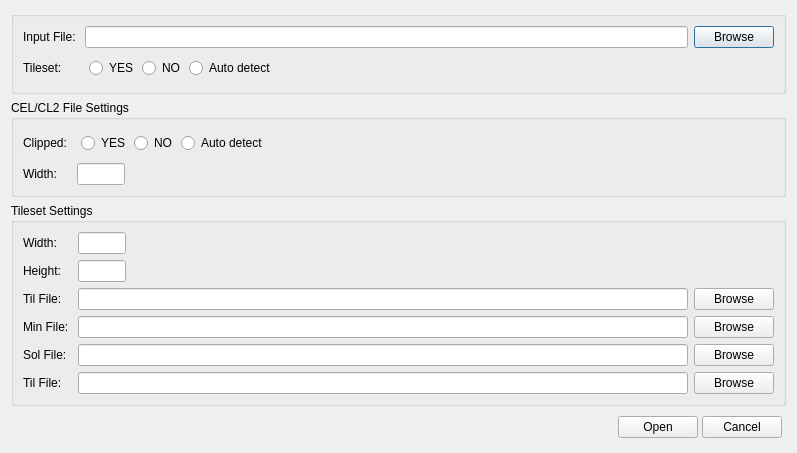
First picture: the form in source/openasdialog.ui, repository diasurgical/d1-graphics-tool, before the edit.
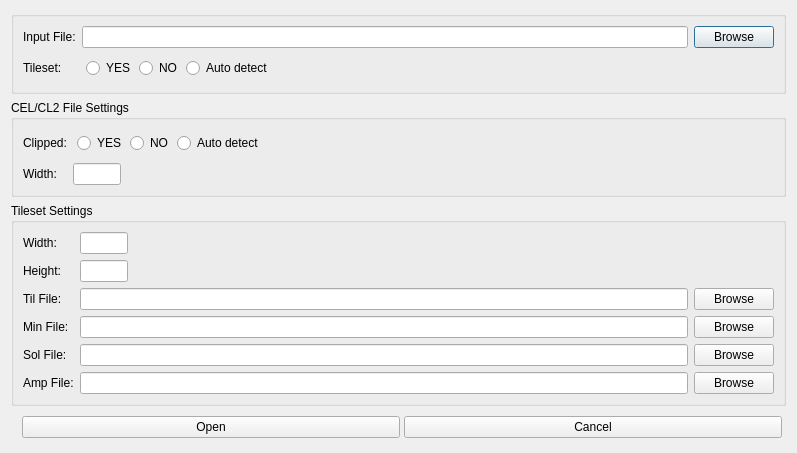
Second picture: the form after the edit.

```diff
--- a/source/openasdialog.ui
+++ b/source/openasdialog.ui
@@ -10,12 +10,6 @@
     <height>368</height>
    </rect>
   </property>
-  <property name="minimumSize">
-   <size>
-    <width>0</width>
-    <height>0</height>
-   </size>
-  </property>
   <property name="windowTitle">
    <string>Open As</string>
   </property>
@@ -25,29 +19,11 @@
   <layout class="QVBoxLayout" name="verticalLayout">
    <item>
     <widget class="QGroupBox" name="inputFileGroupBox">
-     <property name="sizePolicy">
-      <sizepolicy hsizetype="Preferred" vsizetype="Preferred">
-       <horstretch>0</horstretch>
-       <verstretch>0</verstretch>
-      </sizepolicy>
-     </property>
-     <property name="minimumSize">
-      <size>
-       <width>0</width>
-       <height>0</height>
-      </size>
-     </property>
-     <property name="maximumSize">
-      <size>
-       <width>16777215</width>
-       <height>16777215</height>
-      </size>
-     </property>
      <layout class="QGridLayout" name="gridLayout_0">
       <item row="0" column="0">
        <widget class="QLabel" name="inputFileLabel">
         <property name="text">
-         <string>Input File: </string>
+         <string>Input File:</string>
         </property>
        </widget>
       </item>
@@ -68,7 +44,7 @@
       <item row="1" column="0">
         <widget class="QLabel" name="tilesetLabel">
           <property name="text">
-            <string>Tileset: </string>
+            <string>Tileset:</string>
           </property>
         </widget>
       </item>
@@ -141,32 +117,14 @@
    </item>
    <item>
     <widget class="QGroupBox" name="celSettingsGroupBox">
-     <property name="minimumSize">
-      <size>
-       <width>0</width>
-       <height>0</height>
-      </size>
-     </property>
      <property name="title">
       <string>CEL/CL2 File Settings</string>
      </property>
      <layout class="QGridLayout" name="gridLayout_1">
       <item row="0" column="0">
        <widget class="QLabel" name="celClippedLabel">
-        <property name="minimumSize">
-         <size>
-          <width>0</width>
-          <height>0</height>
-         </size>
-        </property>
-        <property name="maximumSize">
-         <size>
-          <width>16777215</width>
-          <height>16777215</height>
-         </size>
-        </property>
         <property name="text">
-         <string>Clipped: </string>
+         <string>Clipped:</string>
         </property>
        </widget>
       </item>
@@ -236,20 +194,8 @@
       </item>
       <item row="1" column="0">
        <widget class="QLabel" name="celWidthLabel">
-        <property name="minimumSize">
-         <size>
-          <width>0</width>
-          <height>0</height>
-         </size>
-        </property>
-        <property name="maximumSize">
-         <size>
-          <width>16777215</width>
-          <height>16777215</height>
-         </size>
-        </property>
         <property name="text">
-         <string>Width: </string>
+         <string>Width:</string>
         </property>
        </widget>
       </item>
@@ -289,20 +235,8 @@
      <layout class="QGridLayout" name="gridLayout_2">
       <item row="0" column="0">
        <widget class="QLabel" name="minWidthLabel">
-        <property name="minimumSize">
-         <size>
-          <width>0</width>
-          <height>0</height>
-         </size>
-        </property>
-        <property name="maximumSize">
-         <size>
-          <width>16777215</width>
-          <height>16777215</height>
-         </size>
-        </property>
         <property name="text">
-         <string>Width: </string>
+         <string>Width:</string>
         </property>
        </widget>
       </item>
@@ -327,20 +261,8 @@
       </item>
       <item row="1" column="0">
        <widget class="QLabel" name="minHeightLabel">
-        <property name="minimumSize">
-         <size>
-          <width>0</width>
-          <height>0</height>
-         </size>
-        </property>
-        <property name="maximumSize">
-         <size>
-          <width>16777215</width>
-          <height>16777215</height>
-         </size>
-        </property>
         <property name="text">
-         <string>Height: </string>
+         <string>Height:</string>
         </property>
        </widget>
       </item>
@@ -366,7 +288,7 @@
       <item row="2" column="0">
        <widget class="QLabel" name="tilFileLabel">
         <property name="text">
-         <string>Til File: </string>
+         <string>Til File:</string>
         </property>
        </widget>
       </item>
@@ -387,7 +309,7 @@
       <item row="3" column="0">
        <widget class="QLabel" name="minFileLabel">
         <property name="text">
-         <string>Min File: </string>
+         <string>Min File:</string>
         </property>
        </widget>
       </item>
@@ -408,7 +330,7 @@
       <item row="4" column="0">
        <widget class="QLabel" name="solFileLabel">
         <property name="text">
-         <string>Sol File: </string>
+         <string>Sol File:</string>
         </property>
        </widget>
       </item>
@@ -429,7 +351,7 @@
       <item row="5" column="0">
        <widget class="QLabel" name="ampFileLabel">
         <property name="text">
-         <string>Til File: </string>
+         <string>Amp File:</string>
         </property>
        </widget>
       </item>
@@ -450,36 +372,8 @@
      </layout>
     </widget>
    </item>
-   <item>
-    <spacer name="verticalSpacer">
-     <property name="orientation">
-      <enum>Qt::Vertical</enum>
-     </property>
-     <property name="sizeType">
-      <enum>QSizePolicy::MinimumExpanding</enum>
-     </property>
-     <property name="sizeHint" stdset="0">
-      <size>
-       <width>0</width>
-       <height>0</height>
-      </size>
-     </property>
-    </spacer>
-   </item>
    <item>
     <widget class="QWidget" name="openButtonsWidget" native="true">
-     <property name="minimumSize">
-      <size>
-       <width>0</width>
-       <height>0</height>
-      </size>
-     </property>
-     <property name="maximumSize">
-      <size>
-       <width>16777215</width>
-       <height>16777215</height>
-      </size>
-     </property>
      <layout class="QHBoxLayout" name="horizontalLayout_10">
       <property name="spacing">
        <number>4</number>
@@ -501,12 +395,6 @@
         <property name="orientation">
          <enum>Qt::Horizontal</enum>
         </property>
-        <property name="sizeHint" stdset="0">
-         <size>
-          <width>345</width>
-          <height>19</height>
-         </size>
-        </property>
        </spacer>
       </item>
       <item>
```
